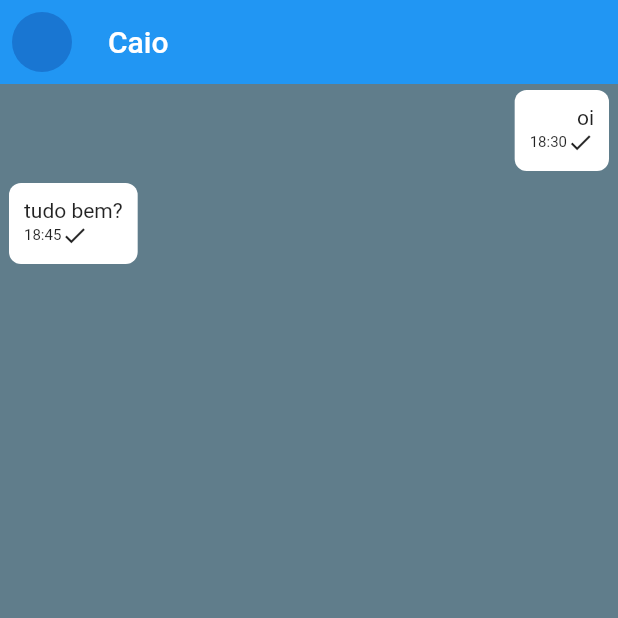
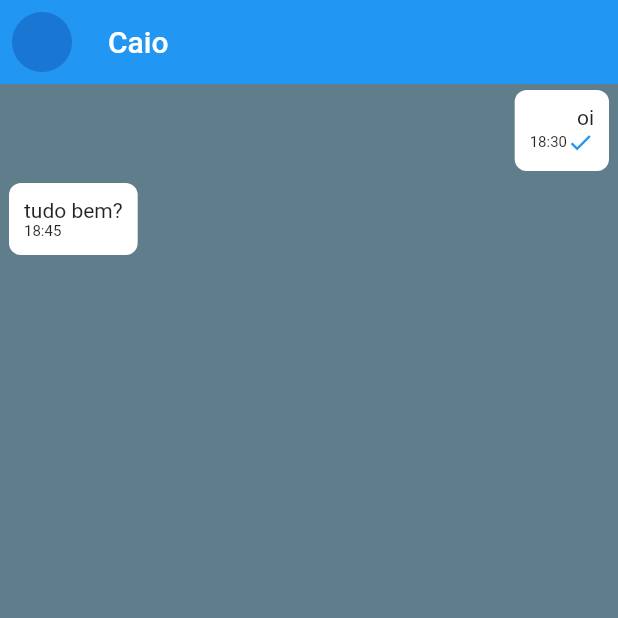
Before and after one commit to Felipe-Borba/chat_flutter, a Flutter app: the screen it shows after launch, on a phone screen of 412 x 824 dp, the top half of it. Run offline on Flutter 3.47's test engine with Material 3 defaults, Android fonts, the phone set to English and light mode, and no system bars; our stand-ins replace cloud_firestore, firebase_auth, firebase_core, google_fonts; accounts and stored records are empty; generated files the repository leaves out were written again; network calls fail; Roboto replaces fonts that are missing (Adamina).

Commit message:
some stuff

```diff
--- a/lib/views/chat_page.dart
+++ b/lib/views/chat_page.dart
@@ -47,10 +47,14 @@ class ChatPage extends StatelessWidget {
                         message["created_at"],
                         style: TextStyle(fontSize: 10),
                       ),
-                      Icon(
-                        Icons.check,
-                        size: 18,
-                      )
+                      message["sender"] == "Caio"
+                          ? Icon(
+                              Icons.check,
+                              size: 18,
+                              color:
+                                  message["read"] ? Colors.blue : Colors.grey,
+                            )
+                          : SizedBox()
                     ],
                   ),
                 ],
```
Also changed, not shown: lib/services/auth_service.dart (+12 -3 lines).
